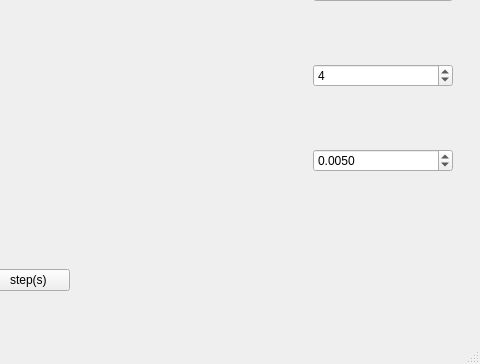
The window that epicenter/mainwindow.ui (Sebu/sprs) describes before a commit, drawn with Qt 5; both pictures show x 498 to 978 and y 193 to 557 of the 978 by 557 pixel window.
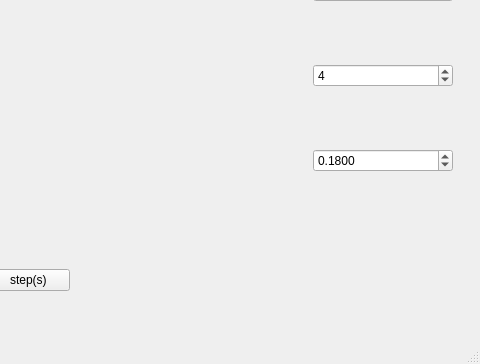
The same window after the commit.

Diff of the .ui file:
```diff
--- a/epicenter/mainwindow.ui
+++ b/epicenter/mainwindow.ui
@@ -141,7 +141,7 @@
             <double>0.000500000000000</double>
            </property>
            <property name="value">
-            <double>0.005000000000000</double>
+            <double>0.180000000000000</double>
            </property>
           </widget>
          </item>
```
